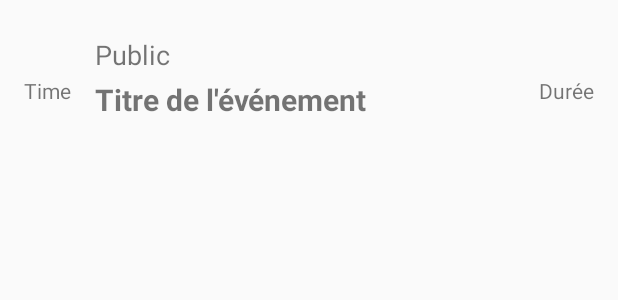
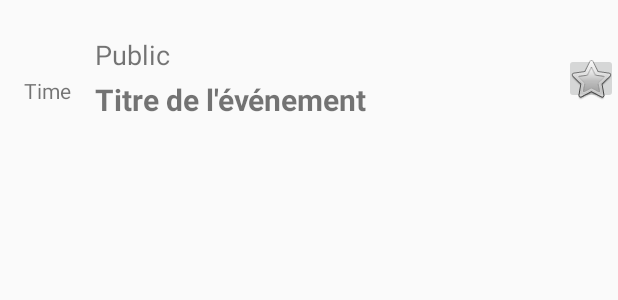
Before and after one commit to nathaliezhang/FNFA, an Android app: the layout item_event_group.xml on its own in the app's theme, with its tools: preview values and no code run, on a phone screen of 412 x 824 dp. Shown: the top 300 px of the screen. Run offline under Robolectric (Android 15) with nearby library versions, the phone set to English and light mode, and no system bars.

Commit message:
feat(fav): prepare interface favorite button

```diff
--- a/app/src/main/java/com/example/nzhang/proto_festival/MainActivity.kt
+++ b/app/src/main/java/com/example/nzhang/proto_festival/MainActivity.kt
@@ -69,6 +69,10 @@ class MainActivity : AppCompatActivity() {
         val adapter = moshi.adapter(Events::class.java)
         return adapter.fromJson(eventsJson)
     }
+
+    fun putInFav(view: View) {
+        println(view.parent.parent.parent)
+    }
 }
 
 class ExpandableEventAdapter(
@@ -99,5 +103,6 @@ class ExpandableEventAdapter(
         val titleView = view.findViewById<TextView>(R.id.text_list_item_title)
         val timeView = view.findViewById<TextView>(R.id.text_list_item_time)
         val durationView = view.findViewById<TextView>(R.id.text_list_item_duration)
+        val test = view.findViewById<TextView>(R.id.text_list_item_place)
     }
 }
--- a/app/src/main/res/layout/item_event_group.xml
+++ b/app/src/main/res/layout/item_event_group.xml
@@ -56,8 +56,19 @@
         android:layout_marginTop="24dp"
         android:layout_marginStart="16dp"
         android:text="Durée"
+        android:visibility="invisible"
         app:layout_constraintBottom_toBottomOf="parent"
         app:layout_constraintEnd_toEndOf="parent"
         app:layout_constraintTop_toTopOf="parent" />
 
+    <ImageButton
+        android:id="@+id/imageButton"
+        android:layout_width="36dp"
+        android:layout_height="34dp"
+        app:layout_constraintBottom_toBottomOf="parent"
+        app:layout_constraintEnd_toEndOf="parent"
+        app:layout_constraintTop_toTopOf="parent"
+        app:srcCompat="@android:drawable/btn_star"
+        android:onClick="putInFav" />
+
 </android.support.constraint.ConstraintLayout>
```
